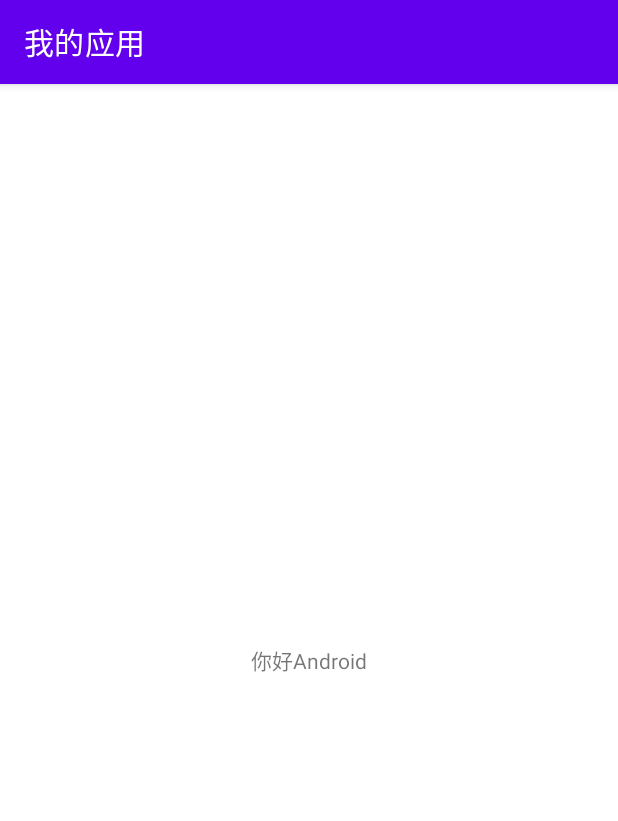
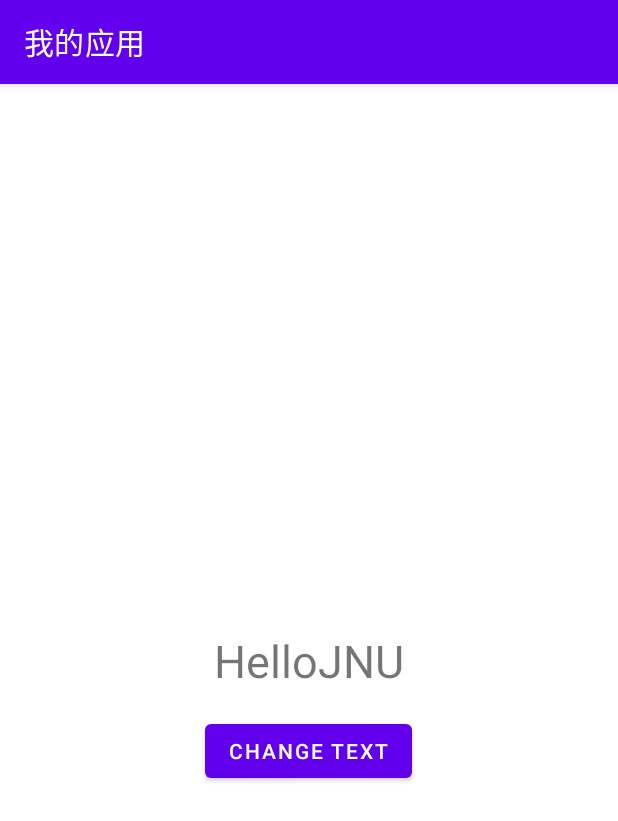
Before and after one commit to Poohccc/Android_Playtask, an Android app: the screen it shows after launch (MainActivity), on a phone screen of 412 x 824 dp. Shown: the top 821 px of the screen. Run offline under Robolectric (Android 15) with nearby library versions, the phone set to English and light mode, and no system bars.

Commit message:
第三次

```diff
--- a/app/src/main/java/com/jnu/student/MainActivity.java
+++ b/app/src/main/java/com/jnu/student/MainActivity.java
@@ -3,11 +3,9 @@ package com.jnu.student;
 import androidx.appcompat.app.AppCompatActivity;
 
 import android.content.Context;
-import android.graphics.Color;
 import android.os.Bundle;
 import android.view.View;
 import android.widget.Button;
-import android.widget.RelativeLayout;
 import android.widget.TextView;
 import android.widget.Toast;
 
@@ -16,19 +14,23 @@ public class MainActivity extends AppCompatActivity {
     @Override
     protected void onCreate(Bundle savedInstanceState) {
         super.onCreate(savedInstanceState);
-        RelativeLayout relativeLayout = new RelativeLayout(this);
-        RelativeLayout.LayoutParams params =  new RelativeLayout.LayoutParams(
-                RelativeLayout.LayoutParams.WRAP_CONTENT,
-                RelativeLayout.LayoutParams.WRAP_CONTENT);
-        params.addRule(RelativeLayout.CENTER_IN_PARENT);  //设置布局中的控件居中显示
-        TextView textView = new TextView(this);                       //创建TextView控件
-        textView.setId(R.id.textView1);
-        relativeLayout.addView(textView, params);                  //添加TextView对象和TextView的布局属性
-        setContentView(relativeLayout);                                  //设置在Activity中显示RelativeLayout
+        setContentView(R.layout.activity_main);
+        Button button =findViewById(R.id.click_me_button);
+        button.setOnClickListener(new Click());
 
-        TextView helloWorldTextView = findViewById(R.id.textView1);
-        helloWorldTextView.setText(getString(R.string.hello_android));
     }
 
+    private class Click implements View.OnClickListener {
+        public void onClick(View v){
+            Button clickedButton =(Button) v;
 
+
+
+            TextView view1 =findViewById(R.id.textView1);
+            TextView view2 =findViewById(R.id.textView2);
+            String temp=view1.getText().toString();
+            view1.setText(view2.getText().toString());
+            view2.setText(temp);
+        }
+    }
 }
```
Also changed, not shown: app/src/main/res/layout/activity_main.xml (indentation only).
